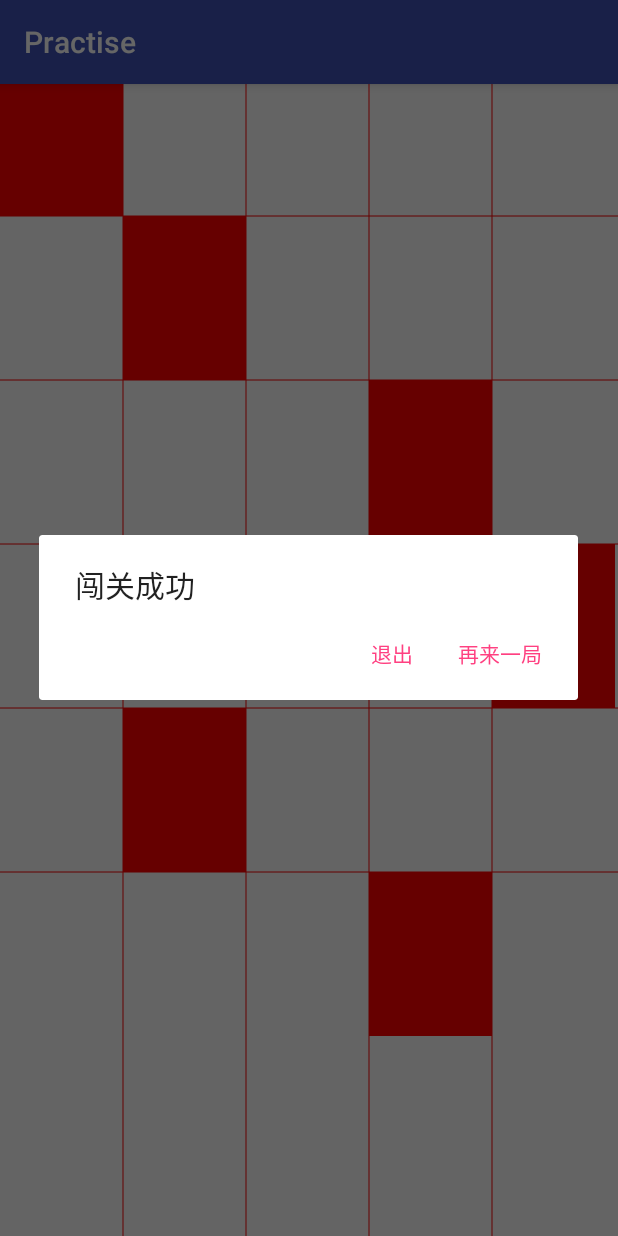
After one commit to lvanli/example, an Android app: the BAndWActivity screen opened directly, with no data from a screen before it, on a phone screen of 412 x 824 dp. The commit adds this screen. Run offline under Robolectric (Android 15) with nearby library versions, the phone set to English and light mode, and no system bars.

Commit message:
【增加功能】 1、增加黑白块游戏的实现

```diff
--- a/app/src/main/AndroidManifest.xml
+++ b/app/src/main/AndroidManifest.xml
@@ -31,7 +31,8 @@
 
         <activity android:name=".floatMenu.FloatMenuActivity" />
         <activity android:name=".widget.WidgetActivity" />
-        <activity android:name=".download.DownloadActivity"></activity>
+        <activity android:name=".download.DownloadActivity" />
+        <activity android:name=".blackWrite.BAndWActivity"></activity>
     </application>
 
 </manifest>
--- a/app/src/main/java/com/practise/lizhiguang/practise/MainActivity.java
+++ b/app/src/main/java/com/practise/lizhiguang/practise/MainActivity.java
@@ -8,6 +8,7 @@ import android.widget.Button;
 
 import com.practise.lizhiguang.componentlibrary.dowanload.DownloadService;
 import com.practise.lizhiguang.practise.audio.AudioActivity;
+import com.practise.lizhiguang.practise.blackWrite.BAndWActivity;
 import com.practise.lizhiguang.practise.coordinator.CoordinatorActivity;
 import com.practise.lizhiguang.practise.download.DownloadActivity;
 import com.practise.lizhiguang.practise.floatMenu.FloatMenuActivity;
@@ -66,6 +67,9 @@ public class MainActivity extends AppCompatActivity implements View.OnClickListe
             case R.id.button_download:
                 startActivity(new Intent(MainActivity.this, DownloadActivity.class));
                 break;
+            case R.id.button_black_and_write:
+                startActivity(new Intent(MainActivity.this, BAndWActivity.class));
+                break;
         }
     }
 }
--- /dev/null
+++ b/app/src/main/java/com/practise/lizhiguang/practise/blackWrite/BAndWActivity.java
@@ -0,0 +1,59 @@
+package com.practise.lizhiguang.practise.blackWrite;
+
+import android.content.Context;
+import android.content.DialogInterface;
+import android.support.v7.app.AlertDialog;
+import android.support.v7.app.AppCompatActivity;
+import android.os.Bundle;
+import android.widget.Toast;
+
+import com.practise.lizhiguang.componentlibrary.widget.BWClickImpl;
+import com.practise.lizhiguang.practise.R;
+
+public class BAndWActivity extends AppCompatActivity {
+    private BWClickImpl bwClick;
+    private MyGameOverListener listener;
+    private Context context;
+
+    @Override
+    protected void onCreate(Bundle savedInstanceState) {
+        super.onCreate(savedInstanceState);
+        setContentView(R.layout.activity_b_and_w);
+        listener = new MyGameOverListener();
+        bwClick = (BWClickImpl) findViewById(R.id.bw_impl);
+        bwClick.setOnGameOverListener(listener);
+        context = this;
+    }
+
+    private class MyGameOverListener implements BWClickImpl.OnGameOverListener {
+
+        @Override
+        public void onSuccess() {
+            restart("闯关成功");
+        }
+
+        @Override
+        public void onFail() {
+            restart("闯关失败");
+        }
+    }
+
+    void restart(String tip) {
+        AlertDialog.Builder builder = new AlertDialog.Builder(context);
+        builder.setPositiveButton("再来一局", new DialogInterface.OnClickListener() {
+            @Override
+            public void onClick(DialogInterface dialog, int which) {
+                bwClick.start();
+            }
+        });
+        builder.setNegativeButton("退出", new DialogInterface.OnClickListener() {
+            @Override
+            public void onClick(DialogInterface dialog, int which) {
+                finish();
+            }
+        });
+        builder.setCancelable(false);
+        builder.setTitle(tip);
+        builder.create().show();
+    }
+}
--- /dev/null
+++ b/app/src/main/res/layout/activity_b_and_w.xml
@@ -0,0 +1,19 @@
+<?xml version="1.0" encoding="utf-8"?>
+<android.support.v7.widget.LinearLayoutCompat xmlns:android="http://schemas.android.com/apk/res/android"
+    xmlns:app="http://schemas.android.com/apk/res-auto"
+    xmlns:tools="http://schemas.android.com/tools"
+    android:layout_width="match_parent"
+    android:layout_height="match_parent"
+    android:orientation="vertical"
+    tools:context="com.practise.lizhiguang.practise.blackWrite.BAndWActivity">
+
+    <com.practise.lizhiguang.componentlibrary.widget.BWClickImpl
+        android:id="@+id/bw_impl"
+        android:layout_width="match_parent"
+        android:layout_height="match_parent"
+        app:maxLine="5"
+        app:beginHeight="-200"
+        app:touchedColor="@color/BLUE"
+        app:untouchedColor="@color/RED"
+        />
+</android.support.v7.widget.LinearLayoutCompat>
--- /dev/null
+++ b/componentlibrary/src/main/java/com/practise/lizhiguang/componentlibrary/widget/BWClickImpl.java
@@ -0,0 +1,257 @@
+package com.practise.lizhiguang.componentlibrary.widget;
+
+import android.annotation.TargetApi;
+import android.content.Context;
+import android.content.res.TypedArray;
+import android.graphics.Canvas;
+import android.graphics.Color;
+import android.graphics.Paint;
+import android.os.Build;
+import android.os.Handler;
+import android.os.Message;
+import android.support.annotation.Nullable;
+import android.util.AttributeSet;
+import android.util.Log;
+import android.view.MotionEvent;
+import android.view.View;
+import android.widget.Toast;
+
+import com.practise.lizhiguang.componentlibrary.R;
+
+import java.util.Timer;
+import java.util.TimerTask;
+
+/**
+ * Created by ASUS User on 2017/3/16.
+ */
+
+public class BWClickImpl extends View {
+    private static final String TAG = "BWClickImpl";
+    private Context context;
+    private Boolean isReturn;
+    private FreshHandler myHandler;
+    private Timer timer;
+    private int offset;
+    private static final int MAX_BUFFER = 10;
+    private Paint untouchedPaint, touchedPaint;
+    private int width, height, lineWidth;
+    private int maxLine;
+    private int numbers[] = new int[MAX_BUFFER];
+    private boolean statue[] = new boolean[MAX_BUFFER];
+    private int pNum;
+    private int lumpHeight;
+    private int rollHeight;
+    private int defRollHeight;
+    private boolean debug;
+    private OnGameOverListener gameOverListener;
+
+    public BWClickImpl(Context context) {
+        this(context, null);
+    }
+
+    public BWClickImpl(Context context, @Nullable AttributeSet attrs) {
+        this(context, attrs, 0);
+    }
+
+    public BWClickImpl(Context context, @Nullable AttributeSet attrs, int defStyleAttr) {
+        super(context, attrs, defStyleAttr);
+        init(context,attrs);
+    }
+
+    @TargetApi(Build.VERSION_CODES.LOLLIPOP)
+    public BWClickImpl(Context context, @Nullable AttributeSet attrs, int defStyleAttr, int defStyleRes) {
+        super(context, attrs, defStyleAttr, defStyleRes);
+        init(context,attrs);
+    }
+
+    private void init(Context context,AttributeSet attrs) {
+        this.context = context;
+        untouchedPaint = new Paint();
+        touchedPaint = new Paint();
+        if (attrs != null) {
+            TypedArray attr = context.obtainStyledAttributes(attrs, R.styleable.BWClickImpl);
+            touchedPaint.setColor(attr.getColor(R.styleable.BWClickImpl_touchedColor,Color.GRAY));
+            untouchedPaint.setColor(attr.getColor(R.styleable.BWClickImpl_untouchedColor,Color.BLACK));
+            maxLine = attr.getInteger(R.styleable.BWClickImpl_maxLine,4);
+            defRollHeight = attr.getInteger(R.styleable.BWClickImpl_beginHeight,-200);
+        }
+        else {
+            untouchedPaint.setColor(Color.BLACK);
+            touchedPaint.setColor(Color.GRAY);
+            maxLine = 4;
+            defRollHeight = -200;
+        }
+        gameOverListener = null;
+        if (debug)
+            Log.d(TAG, "init: max=" + MAX_BUFFER);
+        myHandler = new FreshHandler();
+        isReturn = false;
+        debug = false;
+        start();
+    }
+
+    public void setDebug(boolean debug) {
+        this.debug = debug;
+    }
+
+    public void start() {
+        pNum = 0;
+        synchronized (isReturn) {
+            isReturn = false;
+        }
+        int tempNum;
+        numbers[0] = (int) (Math.random() * maxLine);
+        statue[0] = false;
+        for (int i = 1; i < MAX_BUFFER; i++) {
+            tempNum = (int) (Math.random() * maxLine);
+            if (tempNum == numbers[i - 1])
+                i--;
+            else {
+                numbers[i] = tempNum;
+                statue[i] = false;
+            }
+            if (debug)
+                Log.d(TAG, "init: numbers=" + numbers[i]);
+        }
+        rollHeight = defRollHeight;
+        offset = 2;
+        timer = new Timer();
+        timer.schedule(new TimerTask() {
+            @Override
+            public void run() {
+                myHandler.sendEmptyMessage(0);
+            }
+        }, 0, 40);
+    }
+
+    @Override
+    protected void onWindowVisibilityChanged(int visibility) {
+        super.onWindowVisibilityChanged(visibility);
+        if (visibility != View.VISIBLE)
+            timer.cancel();
+    }
+
+    @Override
+    protected void onMeasure(int widthMeasureSpec, int heightMeasureSpec) {
+        super.onMeasure(widthMeasureSpec, heightMeasureSpec);
+        width = getMeasuredWidth();
+        height = getMeasuredHeight();
+        lineWidth = width / maxLine;
+        lumpHeight = lineWidth * 4 / 3;
+    }
+
+    @Override
+    protected void onDraw(Canvas canvas) {
+        super.onDraw(canvas);
+        canvas.save();
+        //画竖线
+        for (int i = 1; i < maxLine; i++)
+            canvas.drawLine(lineWidth * i, 0, lineWidth * i, height, untouchedPaint);
+        int c;
+        Paint paint;
+        for (int i = 0; i < MAX_BUFFER && height - lumpHeight * (i - 1) + rollHeight > 0; i++) {
+            if (statue[(pNum + i) % MAX_BUFFER])
+                paint = touchedPaint;
+            else
+                paint = untouchedPaint;
+            c = numbers[(pNum + i) % MAX_BUFFER];
+            //画横线
+            canvas.drawLine(0, height - lumpHeight * (i + 1) + rollHeight, width, height - lumpHeight * (i + 1) + rollHeight, paint);
+            if (debug)
+                Log.d(TAG, "onDraw: " + (c * lineWidth) + "," + (height - lumpHeight * (i + 1) + rollHeight) + "," + ((c + 1) * lineWidth) + "," + (height - lumpHeight * i + rollHeight));
+            //画方块
+            canvas.drawRect(c * lineWidth, height - lumpHeight * (i + 1) + rollHeight, (c + 1) * lineWidth, height - lumpHeight * i + rollHeight, paint);
+        }
+        canvas.restore();
+    }
+
+    @Override
+    public boolean onTouchEvent(MotionEvent event) {
+        if (event.getAction() == MotionEvent.ACTION_DOWN) {
+            float x = event.getX();
+            float y = event.getY();
+            int num = (int) (x / lineWidth);
+            int index = (int) (height - y + rollHeight) / lumpHeight;
+            if (numbers[(pNum + index) % MAX_BUFFER] == num) {
+                statue[(pNum + index) % MAX_BUFFER] = true;
+            } else {
+                synchronized (isReturn) {
+                    if (!isReturn) {
+                        timer.cancel();
+                        if (gameOverListener != null) {
+                            gameOverListener.onFail();
+                            isReturn = true;
+                        } else
+                            Toast.makeText(context, "闯关失败", Toast.LENGTH_SHORT).show();
+                    }
+                }
+            }
+            if (debug)
+                Log.d(TAG, "onTouchEvent: num=" + num + ",now=" + (numbers[(pNum + index) % MAX_BUFFER]) + ",pNum=" + pNum + ",index=" + index + ",height=" + y);
+        }
+        return super.onTouchEvent(event);
+    }
+
+    public void setOnGameOverListener(OnGameOverListener listener) {
+        gameOverListener = listener;
+    }
+
+    public interface OnGameOverListener {
+        void onSuccess();
+
+        void onFail();
+    }
+
+    class FreshHandler extends Handler {
+        @Override
+        public void handleMessage(Message msg) {
+            super.handleMessage(msg);
+            if (debug)
+                Log.d(TAG, "handleMessage: roll=" + rollHeight);
+            rollHeight += (++offset) / 10;
+            if (offset > lumpHeight*2) {
+                synchronized (isReturn) {
+                    if (!isReturn) {
+                        timer.cancel();
+                        if (gameOverListener != null) {
+                            gameOverListener.onSuccess();
+                            isReturn = true;
+                        } else {
+                            Toast.makeText(context, "闯关成功", Toast.LENGTH_SHORT).show();
+                        }
+                    }
+                }
+                return;
+            }
+            if (rollHeight >= lumpHeight) {
+                rollHeight = rollHeight - lumpHeight;
+                int tempNum;
+                while (true) {
+                    tempNum = (int) (Math.random() * maxLine);
+                    if (tempNum != numbers[(pNum - 1 + MAX_BUFFER) % MAX_BUFFER]) {
+                        numbers[pNum] = tempNum;
+                        statue[pNum] = false;
+                        break;
+                    }
+                }
+                pNum = (pNum + 1) % MAX_BUFFER;
+            }
+            if (rollHeight >= 0 && rollHeight <= offset / 10) {
+                if (!statue[pNum]) {
+                    synchronized (isReturn) {
+                        if (!isReturn) {
+                            timer.cancel();
+                            if (gameOverListener != null) {
+                                gameOverListener.onFail();
+                                isReturn = true;
+                            } else
+                                Toast.makeText(context, "闯关失败", Toast.LENGTH_SHORT).show();
+                        }
+                    }
+                    return;
+                }
+            }
+            invalidate();
+        }
+    }
+}
```
Also changed, not shown: app/src/main/res/layout/activity_main.xml (+8 -0 lines), componentlibrary/src/main/res/values/attrs.xml (added, +12 -0 lines).
